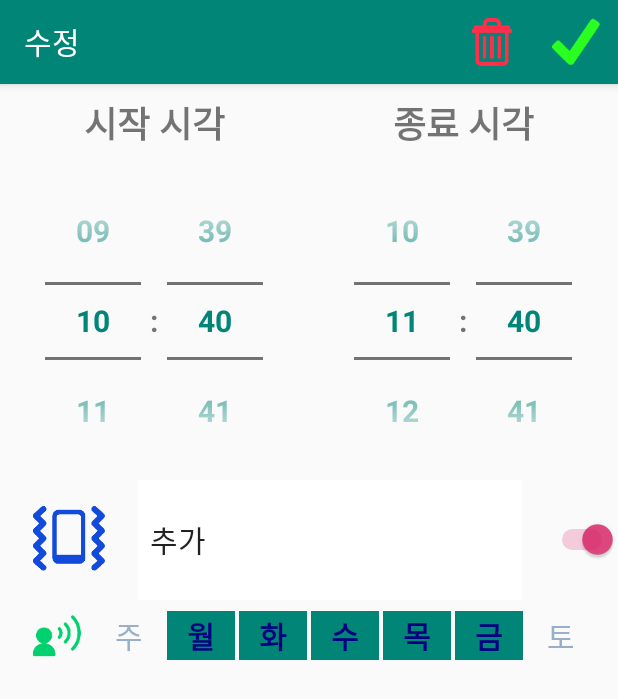
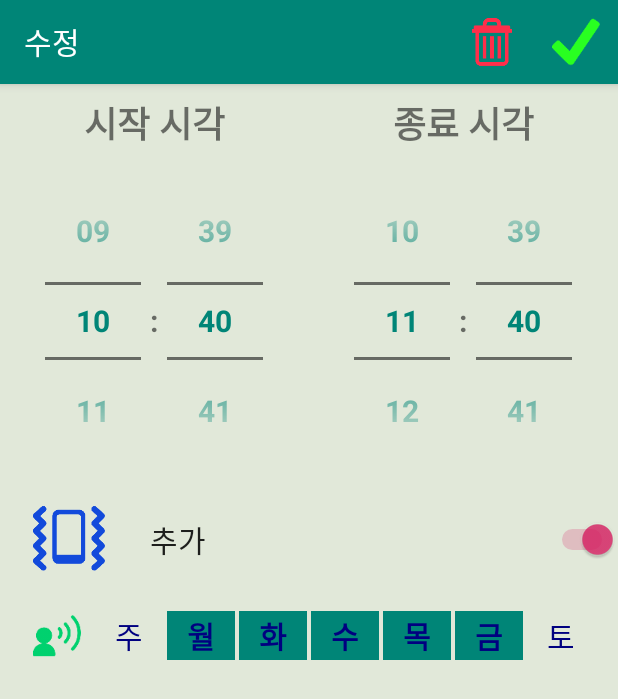
Before and after one commit to riopapa/AutoQuiet, an Android app: the screen it shows after launch (AddUpdateActivity), after a tap on "추가", on a phone screen of 412 x 824 dp. Shown: the top 699 px of the screen. Run offline under Robolectric (Android 15) with nearby library versions, the phone set to English and light mode, and no system bars.

Commit message:
Change item border, solid fill color

```diff
--- a/app/src/main/java/com/urrecliner/letmequiet/AddUpdateActivity.java
+++ b/app/src/main/java/com/urrecliner/letmequiet/AddUpdateActivity.java
@@ -53,8 +53,14 @@ public class AddUpdateActivity extends AppCompatActivity {
         super.onCreate(savedInstanceState);
         binding = ActivityAddBinding.inflate(getLayoutInflater());
         setContentView(binding.getRoot());
+
+        Intent intent = getIntent();
+        currIdx = intent.getExtras().getInt("idx",-1);
         if (addNewQuiet)
             quietTask = mActivity.getQuietTaskDefault();
+        else
+            quietTask = quietTasks.get(currIdx);
+
         ActionBar actionBar = getSupportActionBar();
         assert actionBar != null;
         actionBar.setTitle((addNewQuiet) ? R.string.add_table :R.string.update_table);
@@ -66,16 +72,13 @@ public class AddUpdateActivity extends AppCompatActivity {
         colorOnBack = ResourcesCompat.getColor(mContext.getResources(), R.color.colorOnBack, null);
         colorOff = ResourcesCompat.getColor(mContext.getResources(), R.color.colorOff, null);
         colorActive = ResourcesCompat.getColor(mContext.getResources(), R.color.colorActive, null);
-        colorOffBack = ResourcesCompat.getColor(mContext.getResources(), R.color.colorOffBack, null);
+        colorOffBack = ResourcesCompat.getColor(mContext.getResources(), R.color.itemNormalFill, null);
 
         build_QuietTask();
     }
 
     void build_QuietTask() {
 
-        Intent intent = getIntent();
-        currIdx = intent.getExtras().getInt("idx",-1);
-        quietTask = quietTasks.get(currIdx);
         subject = quietTask.getSubject();
         startHour = quietTask.getStartHour();
         startMin = quietTask.getStartMin();
@@ -97,7 +100,7 @@ public class AddUpdateActivity extends AppCompatActivity {
             weekView[i].setId(i);
             weekView[i].setWidth(xSize);
             weekView[i].setGravity(Gravity.CENTER);
-            weekView[i].setTextColor((week[i]) ? colorOn:colorOff);
+            weekView[i].setTextColor(colorOn);
             weekView[i].setBackgroundColor((week[i]) ? colorOnBack:colorOffBack);
             weekView[i].setTypeface(null, (week[i]) ? Typeface.BOLD: Typeface.NORMAL);
             weekView[i].setText(weekName[i]);
@@ -128,7 +131,6 @@ public class AddUpdateActivity extends AppCompatActivity {
    public void toggleWeek(View v) {
         int i = v.getId();
         week[i] ^= true;
-        weekView[i].setTextColor((week[i]) ? colorOn:colorOff);
         weekView[i].setBackgroundColor((week[i]) ? colorOnBack:colorOffBack);
         weekView[i].setTypeface(null, (week[i]) ? Typeface.BOLD: Typeface.NORMAL);
         v.invalidate();
--- a/app/src/main/java/com/urrecliner/letmequiet/MainActivity.java
+++ b/app/src/main/java/com/urrecliner/letmequiet/MainActivity.java
@@ -192,6 +192,7 @@ public class MainActivity extends AppCompatActivity  {
             case R.id.action_add:
                 addNewQuiet = true;
                 intent = new Intent(MainActivity.this, AddUpdateActivity.class);
+                intent.putExtra("idx",-1);
                 startActivity(intent);
                 return true;
             case R.id.action_setting:
--- a/app/src/main/java/com/urrecliner/letmequiet/utility/MyItemTouchHelper.java
+++ b/app/src/main/java/com/urrecliner/letmequiet/utility/MyItemTouchHelper.java
@@ -30,15 +30,14 @@ public class MyItemTouchHelper extends ItemTouchHelper.Callback {
     @Override
     public void clearView(RecyclerView recyclerView, RecyclerView.ViewHolder viewHolder) {
         super.clearView(recyclerView, viewHolder);
-        viewHolder.itemView.setBackgroundColor(mContext.getColor(R.color.colorBackground));
-        viewHolder.itemView.setBackground(mContext.getDrawable(R.drawable.list_border));
+        viewHolder.itemView.setBackground(mContext.getDrawable(R.drawable.item_normal));
     }
 
     @Override
     public void onSelectedChanged(RecyclerView.ViewHolder viewHolder, int actionState) {
         super.onSelectedChanged(viewHolder, actionState);
         if(actionState == ItemTouchHelper.ACTION_STATE_DRAG){
-            viewHolder.itemView.setBackgroundColor(mContext.getColor(R.color.colorPrimary));
+            viewHolder.itemView.setBackground(mContext.getDrawable(R.drawable.item_selected));
         }
     }
 
--- a/app/src/main/res/drawable/list_border.xml
+++ b/app/src/main/res/drawable/item_normal.xml
@@ -5,7 +5,7 @@
             android:dashGap="1px"
             android:dashWidth="2px"
             android:width="2dp"
-            android:color="#938828" />
-        <corners android:radius="16dp" />
-        <solid android:color="@color/colorBackground" />
+            android:color="@color/itemNormalBorder" />
+        <corners android:radius="8dp" />
+        <solid android:color="@color/itemNormalFill" />
 </shape>
--- /dev/null
+++ b/app/src/main/res/drawable/item_selected.xml
@@ -0,0 +1,11 @@
+<?xml version="1.0" encoding="utf-8"?>
+
+<shape xmlns:android="http://schemas.android.com/apk/res/android" android:shape="rectangle">
+        <stroke
+            android:dashGap="1px"
+            android:dashWidth="2px"
+            android:width="4dp"
+            android:color="@color/itemSelectBorder" />
+        <corners android:radius="8dp" />
+        <solid android:color="@color/itemSelectFill" />
+</shape>
--- a/app/src/main/res/layout/activity_add.xml
+++ b/app/src/main/res/layout/activity_add.xml
@@ -3,6 +3,7 @@
     xmlns:tools="http://schemas.android.com/tools"
     android:layout_width="match_parent"
     android:layout_height="match_parent"
+    android:background="@color/itemNormalFill"
     android:orientation="vertical">
 
     <LinearLayout
@@ -81,13 +82,16 @@
             android:textSize="20sp"
             android:hint="@string/subject"
             android:gravity="center_vertical"
-            android:background="@color/white"
+            android:background="@color/itemNormalFill"
             android:padding="8dp"
             android:importantForAutofill="no" />
 
         <Switch
             android:id="@+id/swActive"
-            android:layout_width="64dp"
+            android:layout_width="72dp"
+            android:text="@string/blank"
+            android:layout_gravity="center_vertical"
+            android:textSize="2dp"
             android:layout_height="wrap_content"
             tools:ignore="UseSwitchCompatOrMaterialXml" />
 
--- a/app/src/main/res/layout/activity_main.xml
+++ b/app/src/main/res/layout/activity_main.xml
@@ -1,9 +1,10 @@
 <?xml version="1.0" encoding="utf-8"?>
-<androidx.coordinatorlayout.widget.CoordinatorLayout xmlns:android="http://schemas.android.com/apk/res/android"
-    xmlns:app="http://schemas.android.com/apk/res-auto"
+<androidx.coordinatorlayout.widget.CoordinatorLayout
+    xmlns:android="http://schemas.android.com/apk/res/android"
     xmlns:tools="http://schemas.android.com/tools"
     android:layout_width="match_parent"
     android:layout_height="match_parent"
+    android:background="@color/itemNormalFill"
     tools:context=".MainActivity">
 
     <androidx.recyclerview.widget.RecyclerView
--- a/app/src/main/res/layout/activity_one_time.xml
+++ b/app/src/main/res/layout/activity_one_time.xml
@@ -2,6 +2,7 @@
 <LinearLayout xmlns:android="http://schemas.android.com/apk/res/android"
     android:layout_width="match_parent"
     android:layout_height="match_parent"
+    android:background="@color/itemNormalFill"
     android:orientation="vertical">
 
     <LinearLayout
--- a/app/src/main/res/layout/reminder_info.xml
+++ b/app/src/main/res/layout/reminder_info.xml
@@ -2,7 +2,7 @@
 <LinearLayout xmlns:android="http://schemas.android.com/apk/res/android"
     android:layout_width="match_parent"
     android:layout_height="wrap_content"
-    android:background="@drawable/list_border"
+    android:background="@drawable/item_normal"
     android:id="@+id/one_reminder"
     android:layout_margin="0dp"
     android:orientation="horizontal">
--- a/app/src/main/res/values/colors.xml
+++ b/app/src/main/res/values/colors.xml
@@ -7,7 +7,11 @@
     <color name="white">#ffffff</color>
     <color name="notification_back">#3DCFCCCC</color>
 
-    <color name="colorBackground">#F3F3DD</color>
+    <color name="itemNormalBorder">#788887</color>
+    <color name="itemNormalFill">#E1E8D9</color>
+    <color name="itemSelectBorder">#798E8E</color>
+    <color name="itemSelectFill">#B2C59D</color>
+
     <color name="colorInactiveBack">#808080</color>
     <color name="colorOn">#000080</color>
     <color name="colorOnBack">#008577</color>
```
Also changed, not shown: app/src/main/java/com/urrecliner/letmequiet/RecycleViewAdapter.java (+10 -4 lines).
